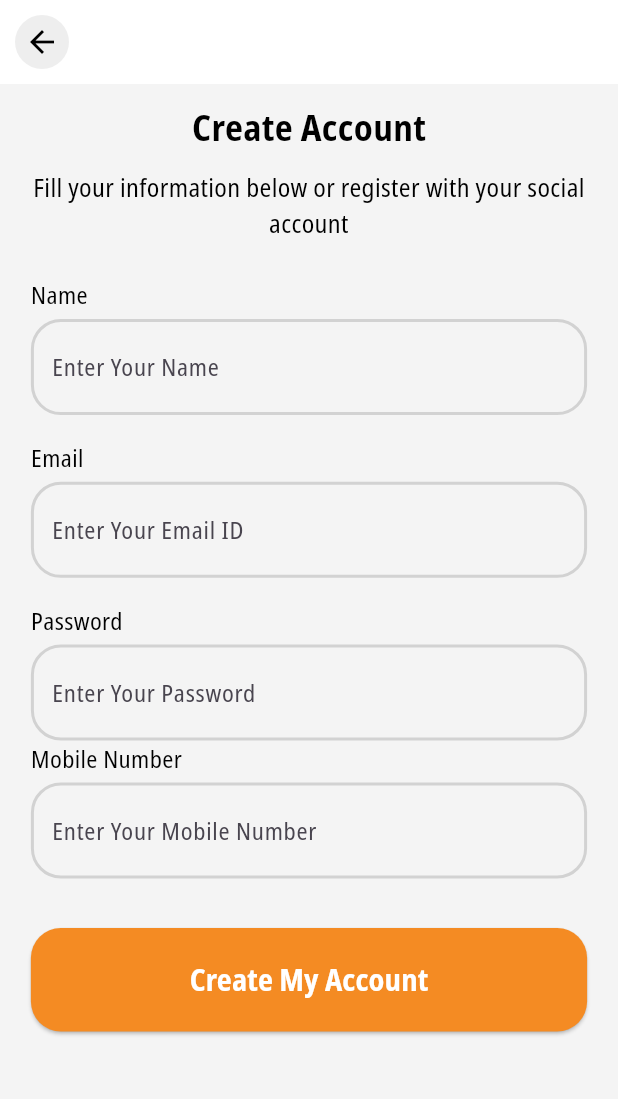
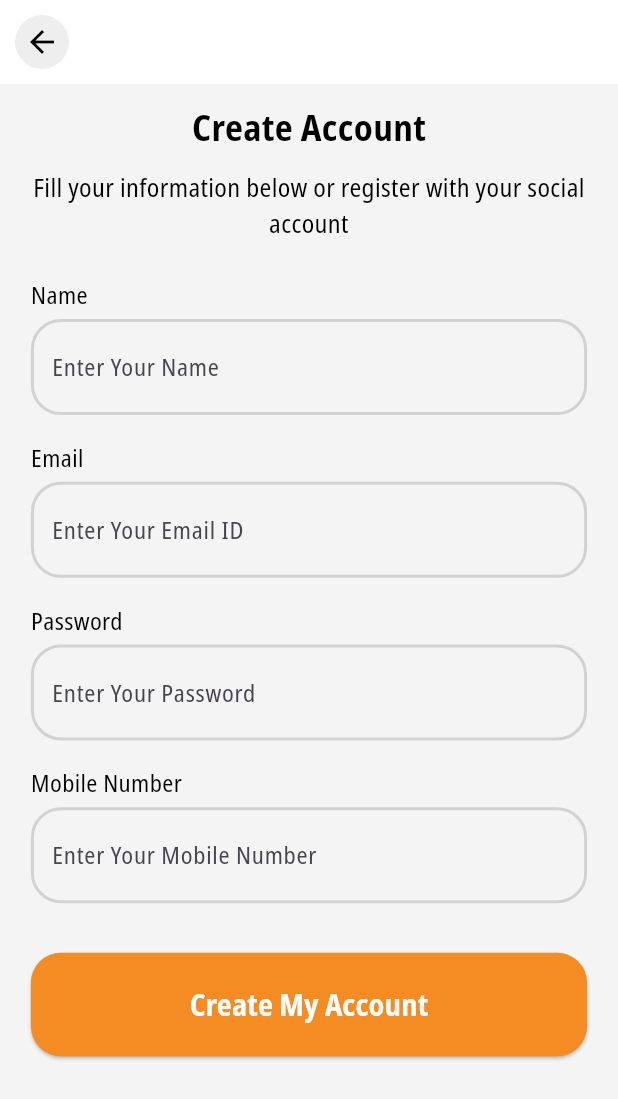
Before and after one commit to Devesh1396/Ecommerce-App, a Flutter app: the SignUpUi screen opened directly, on a phone screen of 412 x 824 dp. Shown: the top 1099 px of the screen. Run offline on Flutter 3.47's test engine with Material 3 defaults, Android fonts, the phone set to English and light mode, and no system bars; our stand-ins replace animated_bottom_navigation_bar, badges, bloc, carousel_slider, equatable, flutter_bloc and 5 more; accounts and stored records are empty; project files that could hold a hidden picture were left out.

Commit message:
Project Completion F

```diff
--- a/lib/CartUI.dart
+++ b/lib/CartUI.dart
@@ -149,6 +149,7 @@ class _CartUIState extends State<CartUI> {
             Navigator.pop(context);
           }
           else if (state is OrderPlacedState) {
+            updateCartItemCount([]);
             Navigator.pop(context); // Dismiss the loader
             _showLottieOverlay(context); // Show Lottie animation
         } else if (state is CartErrorState) {
--- a/lib/SignUp_Ui.dart
+++ b/lib/SignUp_Ui.dart
@@ -73,9 +73,10 @@ class _SignUpState extends State<SignUpUi> {
                     hintText: "Enter Your Password",
                     obscureText: true,
                   ),
+                  SizedBox(height: screenHeight * 0.02),
                   _buildTextFieldWithLabel(
                     label: "Mobile Number",
-                    controller: passwordController,
+                    controller: mobileController,
                     hintText: "Enter Your Mobile Number",
                     keyboardType: TextInputType.number,
                   ),
--- a/lib/bloc/user/bloc_code.dart
+++ b/lib/bloc/user/bloc_code.dart
@@ -36,6 +36,7 @@ class UserBloc extends Bloc<UserEvent, UserState> {
         print("registration done");
         // Save session
         await UserSession().saveTokenToPrefs(token);
+        await UserSession().saveNameToPrefs(username);
         UserSession().loadUserSession(
           UserSessionLoadedState(token: token, username: username),
         );
@@ -125,7 +126,7 @@ class UserBloc extends Bloc<UserEvent, UserState> {
 
   Future<void> _onCheckOnboarding(CheckOnboardingEvent event, Emitter<UserState> emit) async {
     SharedPreferences prefs = await SharedPreferences.getInstance();
-    bool hasSeenOnboarding = prefs.getBool('hasSeenOnboarding') ?? true;
+    bool hasSeenOnboarding = prefs.getBool('hasSeenOnboarding') ?? false;
     print('Has seen onboarding: $hasSeenOnboarding');
 
     if (!hasSeenOnboarding) {
--- a/lib/main.dart
+++ b/lib/main.dart
@@ -1,5 +1,6 @@
 import 'package:ecom_app/OrdersUI.dart';
 import 'package:ecom_app/SignIn_Ui.dart';
+import 'package:ecom_app/SignUp_Ui.dart';
 import 'package:ecom_app/SplashUi.dart';
 import 'package:ecom_app/bloc/orders_bloc/order_bloc.dart';
 import 'package:ecom_app/remote_api/api_helper.dart';
@@ -61,6 +62,7 @@ class MyApp extends StatelessWidget {
             initialRoute: '/',
             routes: {
               '/': (context) => SplashUI(),
+              '/signUp': (context) => SignUpUi(),
             },
           ),
         );
```
